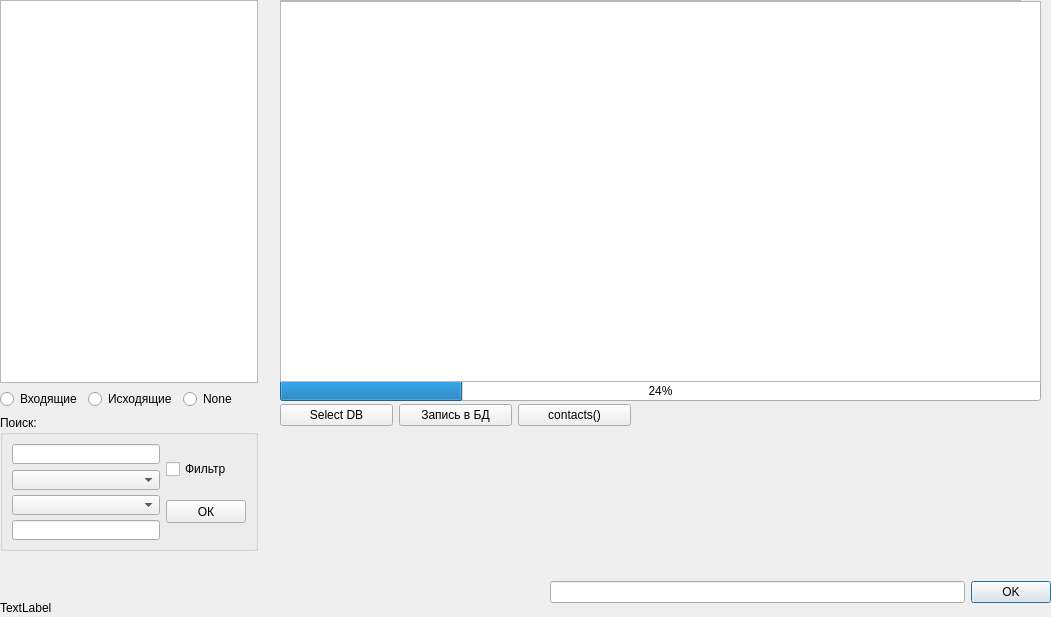
Qt form TestSQL/smsdialog.ui (vlad00850/TestSQL) before a commit.
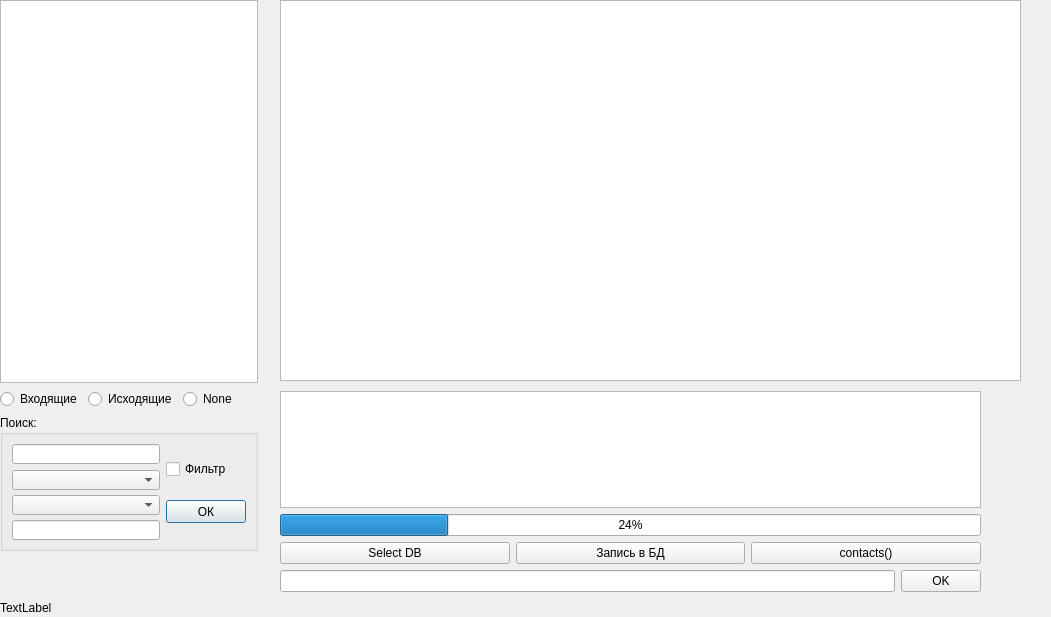
The same form after that commit.

```diff
--- a/TestSQL/smsdialog.ui
+++ b/TestSQL/smsdialog.ui
@@ -23,29 +23,6 @@
     </rect>
    </property>
   </widget>
-  <widget class="QProgressBar" name="progressBar">
-   <property name="geometry">
-    <rect>
-     <x>280</x>
-     <y>380</y>
-     <width>761</width>
-     <height>21</height>
-    </rect>
-   </property>
-   <property name="value">
-    <number>24</number>
-   </property>
-  </widget>
-  <widget class="QListWidget" name="listWidget">
-   <property name="geometry">
-    <rect>
-     <x>280</x>
-     <y>1</y>
-     <width>761</width>
-     <height>381</height>
-    </rect>
-   </property>
-  </widget>
   <widget class="QLabel" name="label">
    <property name="geometry">
     <rect>
@@ -59,28 +36,6 @@
     <string>TextLabel</string>
    </property>
   </widget>
-  <widget class="QWidget" name="layoutWidget">
-   <property name="geometry">
-    <rect>
-     <x>550</x>
-     <y>580</y>
-     <width>501</width>
-     <height>25</height>
-    </rect>
-   </property>
-   <layout class="QHBoxLayout" name="horizontalLayout">
-    <item>
-     <widget class="QLineEdit" name="lineEdit"/>
-    </item>
-    <item>
-     <widget class="QPushButton" name="pushButton_4">
-      <property name="text">
-       <string>OK</string>
-      </property>
-     </widget>
-    </item>
-   </layout>
-  </widget>
   <widget class="QWidget" name="layoutWidget">
    <property name="geometry">
     <rect>
@@ -227,15 +182,27 @@
     </item>
    </layout>
   </widget>
-  <widget class="QWidget" name="layoutWidget">
+  <widget class="QWidget" name="">
    <property name="geometry">
     <rect>
      <x>280</x>
-     <y>400</y>
-     <width>351</width>
-     <height>31</height>
+     <y>391</y>
+     <width>701</width>
+     <height>201</height>
     </rect>
    </property>
+   <layout class="QVBoxLayout" name="verticalLayout_2">
+    <item>
+     <widget class="QListWidget" name="listWidget"/>
+    </item>
+    <item>
+     <widget class="QProgressBar" name="progressBar">
+      <property name="value">
+       <number>24</number>
+      </property>
+     </widget>
+    </item>
+    <item>
    <layout class="QHBoxLayout" name="horizontalLayout_2">
     <item>
      <widget class="QPushButton" name="pushButton">
@@ -257,6 +224,22 @@
        <string>contacts()</string>
       </property>
      </widget>
+      </item>
+     </layout>
+    </item>
+    <item>
+     <layout class="QHBoxLayout" name="horizontalLayout">
+      <item>
+       <widget class="QLineEdit" name="lineEdit"/>
+      </item>
+      <item>
+       <widget class="QPushButton" name="pushButton_4">
+        <property name="text">
+         <string>OK</string>
+        </property>
+       </widget>
+      </item>
+     </layout>
     </item>
    </layout>
   </widget>
```
Lines whose indentation alone changed are shown as unchanged.
